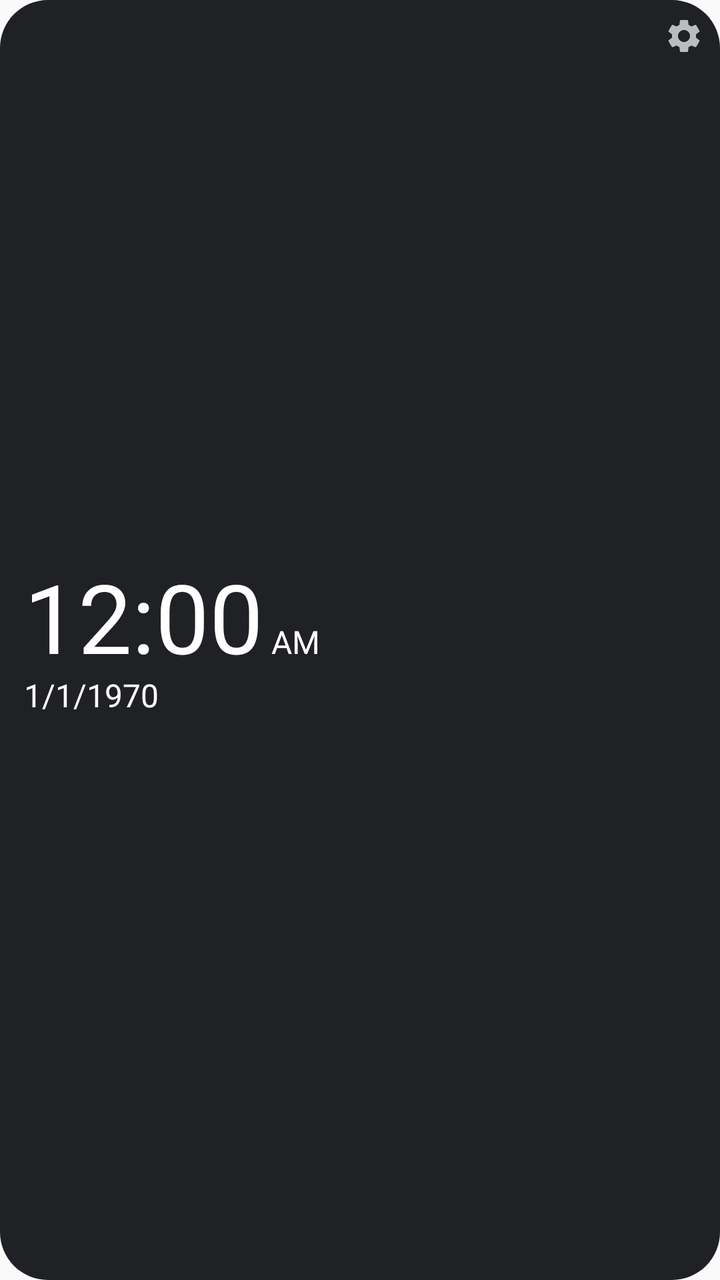
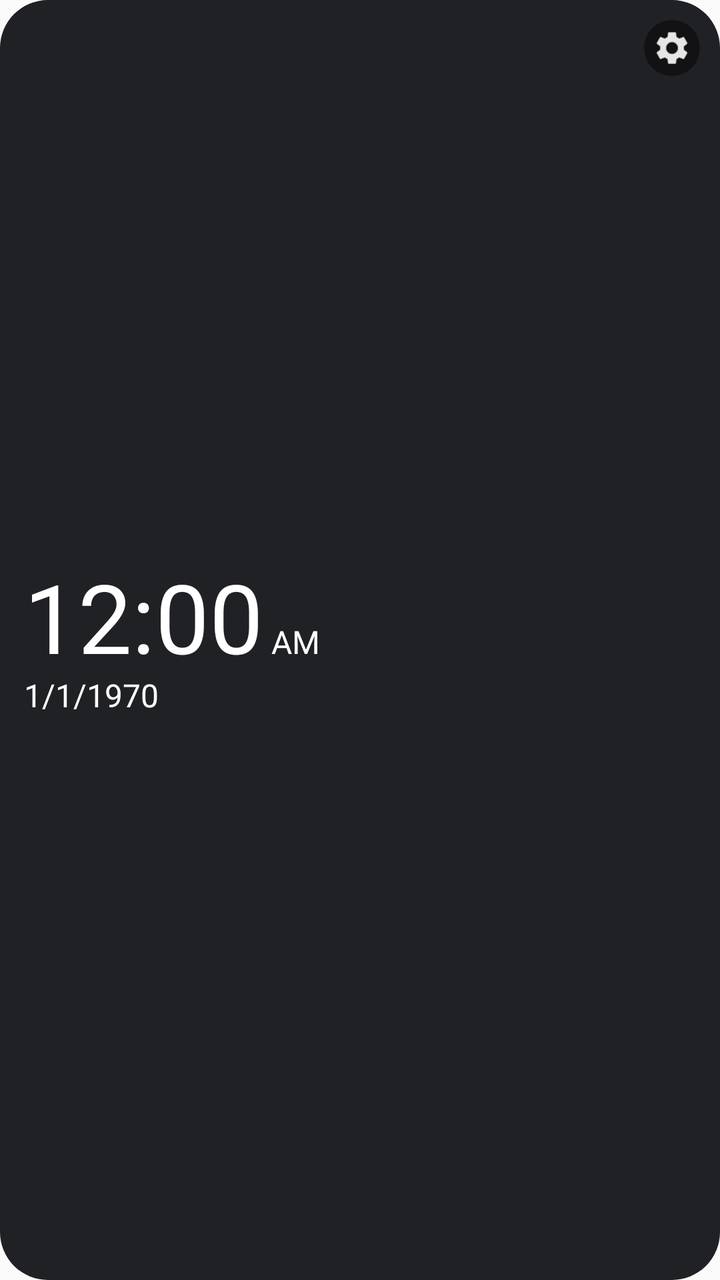

The first picture is an Android layout as it rendered before a commit; the second is the same layout after the commit. The layout source and the unified diff follow.
<!-- AndroidManifest.xml: application theme Theme.Clock -->
<!-- res/layout/clock_widget_sans.xml -->
<?xml version="1.0" encoding="utf-8"?>
<FrameLayout xmlns:android="http://schemas.android.com/apk/res/android"
    android:id="@+id/root"
    android:layout_width="match_parent"
    android:layout_height="match_parent">

    <ImageView
        android:id="@+id/bg"
        android:layout_width="match_parent"
        android:layout_height="match_parent"
        android:importantForAccessibility="no"
        android:scaleType="fitXY"
        android:src="@drawable/bg_r24" />

    <LinearLayout
        android:id="@+id/content"
        android:layout_width="match_parent"
        android:layout_height="match_parent"
        android:gravity="center_vertical|start"
        android:orientation="vertical"
        android:padding="12dp">

        <LinearLayout
            android:id="@+id/time_row"
            android:layout_width="wrap_content"
            android:layout_height="wrap_content"
            android:baselineAligned="true"
            android:orientation="horizontal">

            <TextClock
                android:id="@+id/time"
                android:layout_width="wrap_content"
                android:layout_height="wrap_content"
                android:fontFamily="sans-serif"
                android:format12Hour="h:mm"
                android:format24Hour="HH:mm"
                android:includeFontPadding="false"
                android:maxLines="1"
                android:textColor="#FFFFFF"
                android:textSize="48sp" />

            <TextClock
                android:id="@+id/ampm"
                android:layout_width="wrap_content"
                android:layout_height="wrap_content"
                android:layout_marginStart="4dp"
                android:fontFamily="sans-serif"
                android:format12Hour="a"
                android:format24Hour=""
                android:includeFontPadding="false"
                android:maxLines="1"
                android:textColor="#FFFFFF"
                android:textSize="16sp" />
        </LinearLayout>

        <TextClock
            android:id="@+id/date"
            android:layout_width="wrap_content"
            android:layout_height="wrap_content"
            android:fontFamily="sans-serif"
            android:format12Hour="M/d/yyyy"
            android:format24Hour="M/d/yyyy"
            android:includeFontPadding="false"
            android:maxLines="1"
            android:textColor="#FFFFFF"
            android:textSize="16sp" />

        <TextView
            android:id="@+id/alarm"
            android:layout_width="wrap_content"
            android:layout_height="wrap_content"
            android:fontFamily="sans-serif"
            android:includeFontPadding="false"
            android:maxLines="1"
            android:textColor="#CCFFFFFF"
            android:textSize="13sp"
            android:visibility="gone" />

        <LinearLayout
            android:id="@+id/zone1_row"
            android:layout_width="wrap_content"
            android:layout_height="wrap_content"
            android:baselineAligned="true"
            android:orientation="horizontal"
            android:visibility="gone">

            <TextView
                android:id="@+id/zone1_label"
                android:layout_width="wrap_content"
                android:layout_height="wrap_content"
                android:layout_marginEnd="6dp"
                android:fontFamily="sans-serif"
                android:includeFontPadding="false"
                android:maxLines="1"
                android:textColor="#CCFFFFFF"
                android:textSize="13sp" />

            <TextClock
                android:id="@+id/zone1_clock"
                android:layout_width="wrap_content"
                android:layout_height="wrap_content"
                android:fontFamily="sans-serif"
                android:format12Hour="h:mm a"
                android:format24Hour="HH:mm"
                android:includeFontPadding="false"
                android:maxLines="1"
                android:textColor="#FFFFFF"
                android:textSize="13sp" />
        </LinearLayout>

        <LinearLayout
            android:id="@+id/zone2_row"
            android:layout_width="wrap_content"
            android:layout_height="wrap_content"
            android:baselineAligned="true"
            android:orientation="horizontal"
            android:visibility="gone">

            <TextView
                android:id="@+id/zone2_label"
                android:layout_width="wrap_content"
                android:layout_height="wrap_content"
                android:layout_marginEnd="6dp"
                android:fontFamily="sans-serif"
                android:includeFontPadding="false"
                android:maxLines="1"
                android:textColor="#CCFFFFFF"
                android:textSize="13sp" />

            <TextClock
                android:id="@+id/zone2_clock"
                android:layout_width="wrap_content"
                android:layout_height="wrap_content"
                android:fontFamily="sans-serif"
                android:format12Hour="h:mm a"
                android:format24Hour="HH:mm"
                android:includeFontPadding="false"
                android:maxLines="1"
                android:textColor="#FFFFFF"
                android:textSize="13sp" />
        </LinearLayout>
    </LinearLayout>

    <ImageView
        android:id="@+id/gear"
        android:layout_width="28dp"
        android:layout_height="28dp"
        android:layout_gravity="top|end"
        android:layout_margin="4dp"
        android:contentDescription="Settings"
        android:alpha="0.7"
        android:padding="4dp"
        android:src="@drawable/ic_gear" />
</FrameLayout>
<!-- resources referenced by this layout -->
<resources>
  <!-- drawable bg_r24 (drawable) -->
  <?xml version="1.0" encoding="utf-8"?>
  <shape xmlns:android="http://schemas.android.com/apk/res/android"
      android:shape="rectangle">
      <solid android:color="#202124" />
      <corners android:radius="24dp" />
  </shape>
  <!-- drawable ic_gear (drawable) -->
  <?xml version="1.0" encoding="utf-8"?>
  <vector xmlns:android="http://schemas.android.com/apk/res/android"
      android:width="24dp"
      android:height="24dp"
      android:viewportWidth="24"
      android:viewportHeight="24">
      <path
          android:fillColor="#FFFFFFFF"
          android:pathData="M19.14,12.94c0.04,-0.3 0.06,-0.61 0.06,-0.94c0,-0.32 -0.02,-0.64 -0.07,-0.94l2.03,-1.58c0.18,-0.14 0.23,-0.41 0.12,-0.61l-1.92,-3.32c-0.12,-0.22 -0.37,-0.29 -0.59,-0.22l-2.39,0.96c-0.5,-0.38 -1.03,-0.7 -1.62,-0.94L14.4,2.81c-0.04,-0.24 -0.24,-0.41 -0.48,-0.41h-3.84c-0.24,0 -0.43,0.17 -0.47,0.41L9.25,5.35C8.66,5.59 8.12,5.92 7.63,6.29L5.24,5.33c-0.22,-0.08 -0.47,0 -0.59,0.22L2.74,8.87C2.62,9.08 2.66,9.34 2.86,9.48l2.03,1.58C4.84,11.36 4.8,11.69 4.8,12s0.02,0.64 0.07,0.94l-2.03,1.58c-0.18,0.14 -0.23,0.41 -0.12,0.61l1.92,3.32c0.12,0.22 0.37,0.29 0.59,0.22l2.39,-0.96c0.5,0.38 1.03,0.7 1.62,0.94l0.36,2.54c0.05,0.24 0.24,0.41 0.48,0.41h3.84c0.24,0 0.44,-0.17 0.47,-0.41l0.36,-2.54c0.59,-0.24 1.13,-0.56 1.62,-0.94l2.39,0.96c0.22,0.08 0.47,0 0.59,-0.22l1.92,-3.32c0.12,-0.22 0.07,-0.47 -0.12,-0.61L19.14,12.94zM12,15.6c-1.98,0 -3.6,-1.62 -3.6,-3.6s1.62,-3.6 3.6,-3.6s3.6,1.62 3.6,3.6S13.98,15.6 12,15.6z" />
  </vector>
  <style name="Theme.Clock" parent="android:Theme.Material.Light.NoActionBar" />
</resources>

<!-- the commit's change to res/layout/clock_widget_sans.xml (unified diff, before → after) -->
@@ -146,9 +146,9 @@
         android:layout_width="28dp"
         android:layout_height="28dp"
         android:layout_gravity="top|end"
-        android:layout_margin="4dp"
+        android:layout_margin="10dp"
         android:contentDescription="Settings"
-        android:alpha="0.7"
-        android:padding="4dp"
-        android:src="@drawable/ic_gear" />
+        android:alpha="0.9"
+        android:padding="0dp"
+        android:src="@drawable/ic_gear_badge" />
 </FrameLayout>
<!-- resource entries referenced after the edit -->
@@ -7,6 +7,21 @@
       <solid android:color="#202124" />
       <corners android:radius="24dp" />
   </shape>
+  <!-- drawable ic_gear_badge (drawable) -->
+  <?xml version="1.0" encoding="utf-8"?>
+  <layer-list xmlns:android="http://schemas.android.com/apk/res/android">
+      <item>
+          <shape android:shape="oval">
+              <solid android:color="#80000000" />
+          </shape>
+      </item>
+      <item
+          android:drawable="@drawable/ic_gear"
+          android:bottom="5dp"
+          android:left="5dp"
+          android:right="5dp"
+          android:top="5dp" />
+  </layer-list>
   <!-- drawable ic_gear (drawable) -->
   <?xml version="1.0" encoding="utf-8"?>
   <vector xmlns:android="http://schemas.android.com/apk/res/android"
